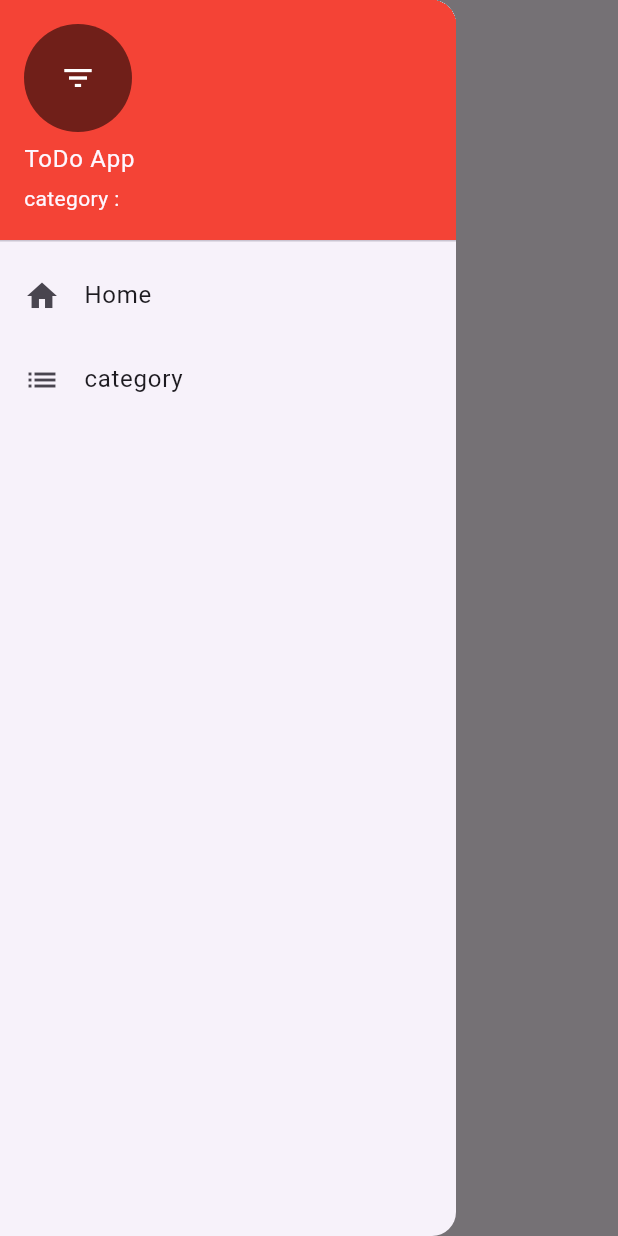
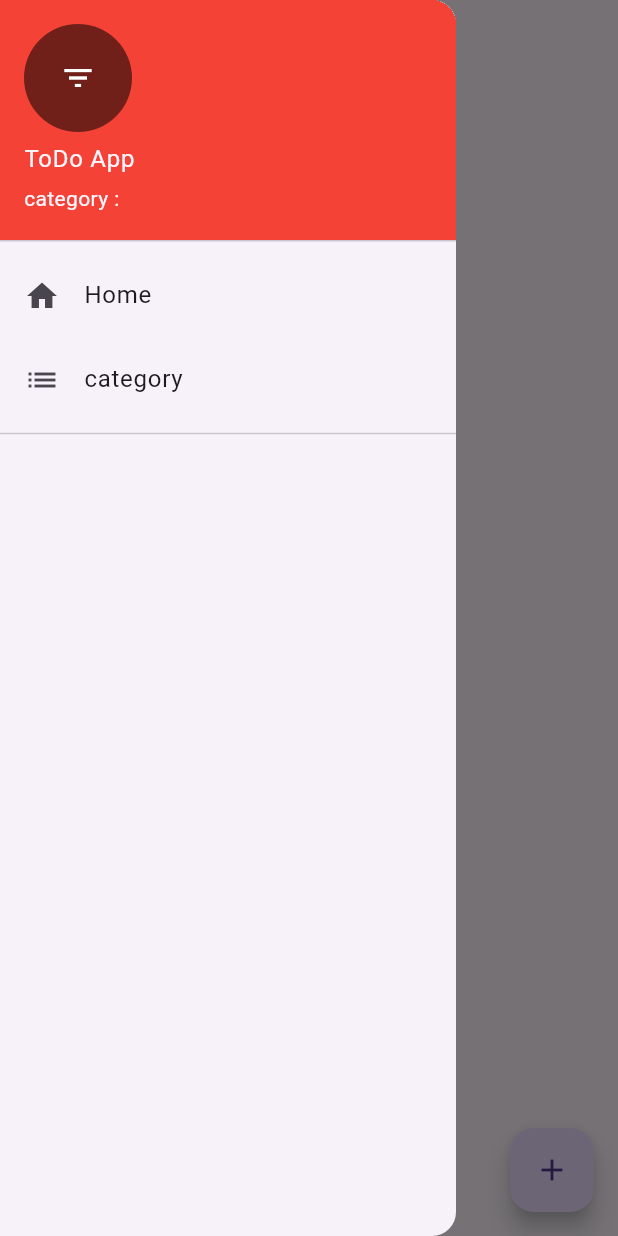
Before and after one commit to tejasvmodi/todo_application, a Flutter app: the screen it shows after launch, with the side drawer open, on a phone screen of 412 x 824 dp. Run offline on Flutter 3.47's test engine with Material 3 defaults, Android fonts, the phone set to English and light mode, and no system bars; our stand-ins replace sqflite; accounts and stored records are empty.

Commit message:
complete todo application

```diff
--- a/lib/Helpers/drawer_navigation.dart
+++ b/lib/Helpers/drawer_navigation.dart
@@ -1,6 +1,8 @@
 import 'package:flutter/material.dart';
 import 'package:todo_application/screen/category.dart';
 import 'package:todo_application/screen/home_screen.dart';
+import 'package:todo_application/screen/todo_by_categories.dart';
+import 'package:todo_application/services/category_service.dart';
 
 class Drawernavigation extends StatefulWidget {
   const Drawernavigation({super.key});
@@ -10,40 +12,77 @@ class Drawernavigation extends StatefulWidget {
 }
 
 class _DrawernavigationState extends State<Drawernavigation> {
+  final List<Widget> _categtorylist = <Widget>[];
+  final CategoryService _category = CategoryService();
+
+ @override
+ void initState() {
+   super.initState();
+   getAllcategory();
+
+ }
+
+  getAllcategory() async {
+    var categories = await _category.getCategories();
+    categories.forEach((category) {
+      setState(() {
+        _categtorylist.add(InkWell(
+          child: ListTile(
+            title: Text(category['name']),
+          ),onTap:() {
+            Navigator.push(context, MaterialPageRoute(builder:(context) => TodoByCategory(category: category['name']), ));
+          },
+        ),
+
+        );
+      });
+    });
+  }
+
   @override
   Widget build(BuildContext context) {
-    return Container(
-      child: Drawer(
+    return Drawer(
       child: ListView(
         children: <Widget>[
           UserAccountsDrawerHeader(
-                accountName: Text('ToDo App '), accountEmail: Text('category : '),currentAccountPicture: GestureDetector(
-                  child: CircleAvatar(
+            accountName: const Text('ToDo App '),
+            accountEmail: const Text('category : '),
+            currentAccountPicture: GestureDetector(
+              child: const CircleAvatar(
                 backgroundColor: Colors.black54,
-                    child: Icon(Icons.filter_list, color: Colors.white,),
+                child: Icon(
+                  Icons.filter_list,
+                  color: Colors.white,
                 ),
               ),
-                decoration: BoxDecoration(
+            ),
+            decoration: const BoxDecoration(
               color: Colors.red,
             ),
           ),
           ListTile(
-                  title: Text('Home'),
-                  leading: Icon(Icons.home),
+            title: const Text('Home'),
+            leading: const Icon(Icons.home),
             onTap: () {
-                    Navigator.of(context).push(MaterialPageRoute(builder: (context) => const HomeScreen(),));
+              Navigator.of(context).push(MaterialPageRoute(
+                builder: (context) => const HomeScreen(),
+              ));
             },
           ),
           ListTile(
-                  title: Text('category'),
-                  leading: Icon(Icons.list),
+            title: const Text('category'),
+            leading: const Icon(Icons.list),
             onTap: () {
-                    Navigator.of(context).push(MaterialPageRoute(builder: (context) => const CategoryScreen(),));
+              Navigator.of(context).push(MaterialPageRoute(
+                builder: (context) => const CategoryScreen(),
+              ));
             },
           ),
-
+          const Divider(),
+          Column(
+            children: _categtorylist,
+          )
         ],
-        ),
       ),
     );
   }
--- a/lib/models/cateogry.dart
+++ b/lib/models/cateogry.dart
@@ -3,8 +3,7 @@ class Category {
   late String name;
   late String description;
 
-
-  Map<String, dynamic> categoryMap() {
+ categoryMap() {
     var map = <String, dynamic>{
       'id': id,
       'name': name,
--- /dev/null
+++ b/lib/models/todomodel.dart
@@ -0,0 +1,20 @@
+class Todotable {
+  int? id;
+  late String title;
+  late String description;
+  late String category;
+  late String todoDate;
+  late int isFinished;
+
+  Map<String, dynamic> todoMap() {
+    var map = <String, dynamic>{
+      'id': id,
+      'title': title,
+      'description': description,
+      'category': category,
+      'todoDate': todoDate,
+      'isFinished': isFinished
+    };
+    return map;
+  }
+}
--- /dev/null
+++ b/lib/repositories/todo.dart
@@ -0,0 +1,26 @@
+
+
+import 'package:todo_application/models/todomodel.dart';
+import 'package:todo_application/repositories/repository.dart';
+
+class TodoService {
+  late Repository _repository;
+
+  TodoService() {
+    _repository = Repository();
+  }
+
+  Future<int?> insertTodo(Todotable todo) async {
+
+    return await _repository.save('TODO', todo.todoMap());
+  }
+
+  Future<List<Map<String, dynamic>>> getTodos() async {
+    return await _repository.getAll('TODO');
+  }
+
+  todoBycategory(String category) async {
+    var tej = await _repository.getByColumnName('TODO', 'category', category);
+  return tej;
+  }
+}
--- a/lib/screen/home_screen.dart
+++ b/lib/screen/home_screen.dart
@@ -1,5 +1,8 @@
 import 'package:flutter/material.dart';
 import 'package:todo_application/Helpers/drawer_navigation.dart';
+import 'package:todo_application/models/todomodel.dart';
+import 'package:todo_application/repositories/todo.dart';
+import 'package:todo_application/screen/todo_screen.dart';
 
 class HomeScreen extends StatefulWidget {
   const HomeScreen({super.key});
@@ -9,13 +12,69 @@ class HomeScreen extends StatefulWidget {
 }
 
 class _HomeScreenState extends State<HomeScreen> {
+  late TodoService _todoService;
+
+  List<Todotable> _todolist = <Todotable>[];
+
+  @override
+  void initState() {
+    super.initState();
+    getAlltodo();
+  }
+
+  getAlltodo() async {
+    _todoService = TodoService();
+    _todolist = <Todotable>[];
+
+    var todos = await _todoService.getTodos();
+    for (var todo in todos) {
+      setState(() {
+        var model = Todotable();
+        model.id = todo['id'];
+        model.category = todo['category'];
+        model.todoDate = todo['todoDate'];
+        model.description = todo['description'];
+        model.isFinished = todo['isFinished'];
+        model.title = todo['title'];
+
+        _todolist.add(model);
+      });
+    }
+  }
+
   @override
   Widget build(BuildContext context) {
     return Scaffold(
       appBar: AppBar(
-        title: Text('TODO APP'),
+        title: const Text('TODO APP'),
       ),
       drawer: const Drawernavigation(),
+      body: _todolist.isNotEmpty
+          ? ListView.builder(
+              itemBuilder: (context, index) {
+                return Card(
+                  child: ListTile(
+                    title: Row(
+                      children: <Widget>[
+                        Expanded(child: Text(_todolist[index].title)),
+                      ],
+                    ),
+                  ),
+                );
+              },
+              itemCount: _todolist.length,
+            )
+          : const Center(child: Text('Add Your todo list ')),
+      floatingActionButton: FloatingActionButton(
+        onPressed: () {
+          Navigator.push(
+              context,
+              MaterialPageRoute(
+                builder: (context) => const TodoScreen(),
+              ));
+        },
+        child: const Icon(Icons.add),
+      ),
     );
   }
 }
--- a/pubspec.yaml
+++ b/pubspec.yaml
@@ -37,6 +37,7 @@ dependencies:
   cupertino_icons: ^1.0.6
   sqflite: ^2.3.3+1
   path_provider: ^2.1.3
+  intl: ^0.19.0
 
 dev_dependencies:
   flutter_test:
```
Also changed, not shown: lib/repositories/db_connectikon.dart (+19 -6 lines), lib/repositories/repository.dart (+16 -8 lines), lib/screen/category.dart (+18 -7 lines), lib/screen/todo_by_categories.dart (added, +54 -0 lines), lib/screen/todo_screen.dart (added, +160 -0 lines), pubspec.lock, 1 other file. Lines whose indentation alone changed are shown as unchanged.
